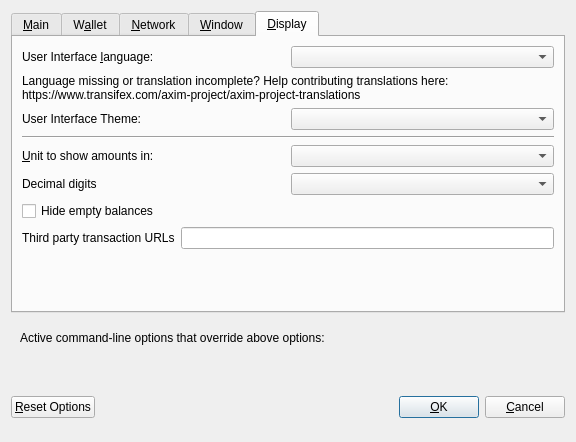
Above: src/qt/forms/optionsdialog.ui from aigon1989/AXIM before the change. Below: the same form after it.
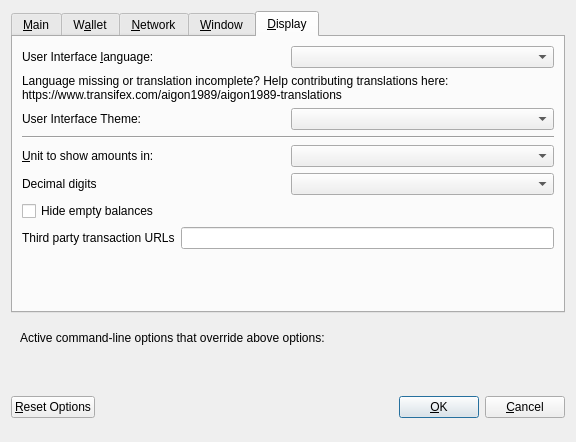
That is the form after the change. The open tabs and pages were chosen to show the change. Custom widgets are drawn as their Qt base class.

The edit to the form file:
```diff
--- a/src/qt/forms/optionsdialog.ui
+++ b/src/qt/forms/optionsdialog.ui
@@ -507,7 +507,7 @@
          </property>
          <property name="text">
           <string>Language missing or translation incomplete? Help contributing translations here:
-https://www.transifex.com/axim-project/axim-project-translations</string>
+https://www.transifex.com/aigon1989/aigon1989-translations</string>
          </property>
          <property name="wordWrap">
           <bool>true</bool>
```
